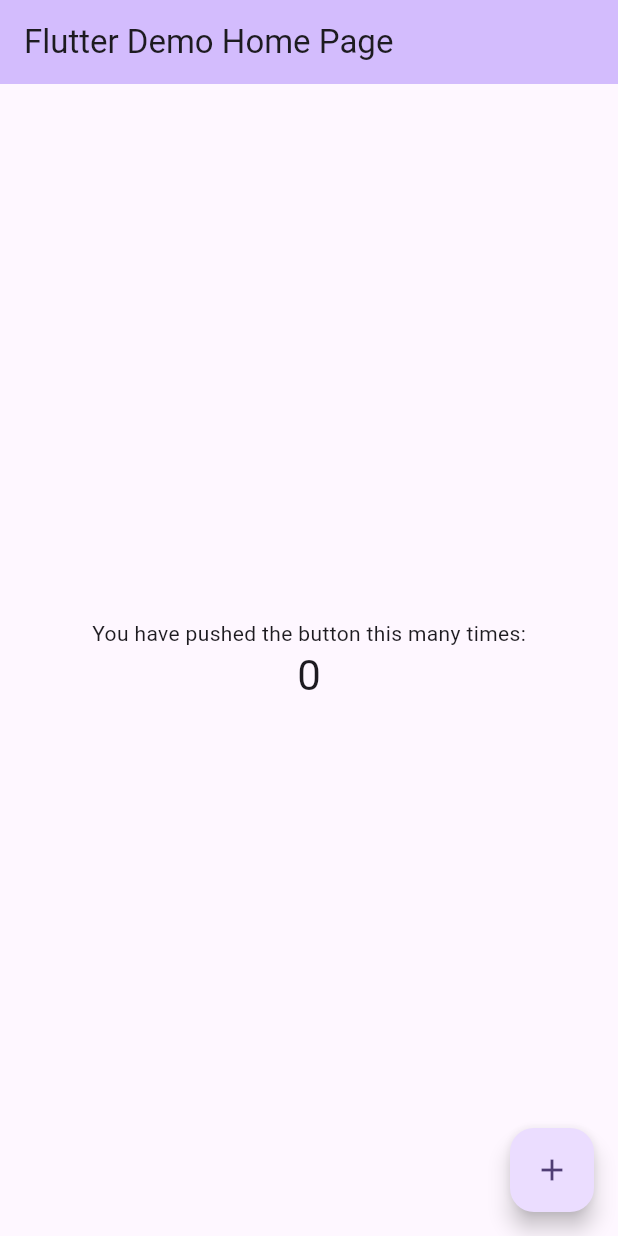
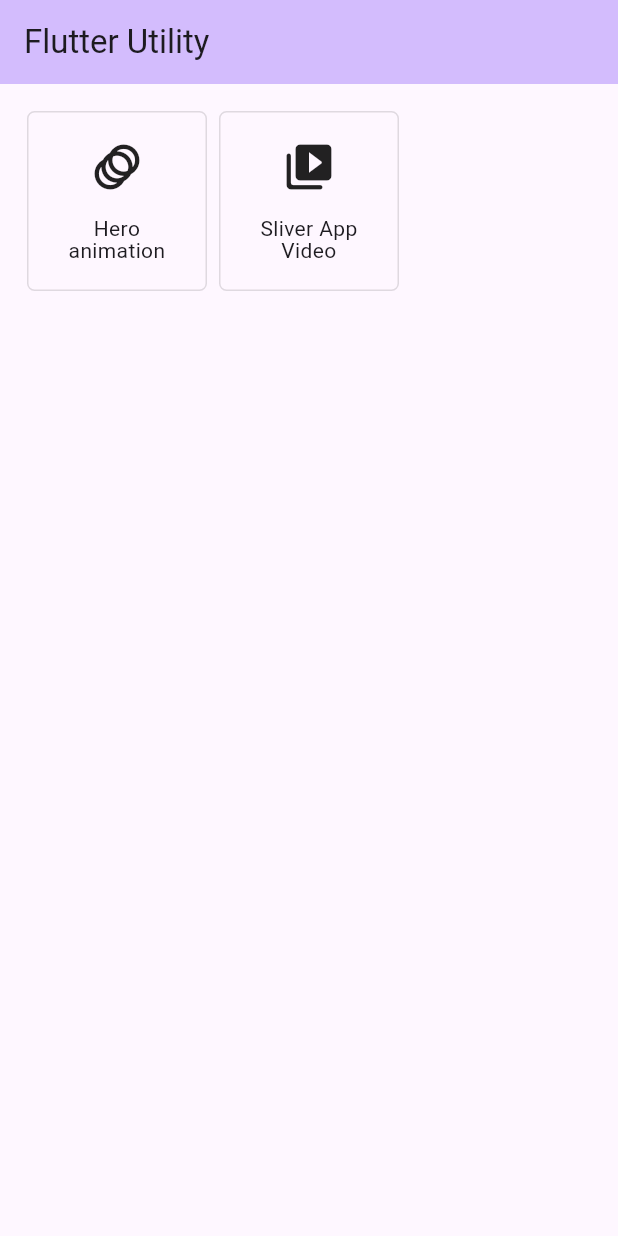
Before and after one commit to SileoWorkSpace/FlutterUtility, a Flutter app: the screen it shows after launch, on a phone screen of 412 x 824 dp. Run offline on Flutter 3.47's test engine with Material 3 defaults, Android fonts, the light colour scheme and no system bars; our stand-ins replace video_player.

Commit message:
hero_animation

```diff
--- a/lib/main.dart
+++ b/lib/main.dart
@@ -1,4 +1,6 @@
 import 'package:flutter/material.dart';
+import 'package:flutterutility/hero_animation/hero_page_one.dart';
+import 'package:flutterutility/sliver_app/sliver_app_bar_video.dart';
 
 void main() {
   runApp(const MyApp());
@@ -7,27 +9,12 @@
 class MyApp extends StatelessWidget {
   const MyApp({super.key});
 
-  // This widget is the root of your application.
   @override
   Widget build(BuildContext context) {
     return MaterialApp(
+      debugShowCheckedModeBanner: false,
       title: 'Flutter Demo',
       theme: ThemeData(
-        // This is the theme of your application.
-        //
-        // TRY THIS: Try running your application with "flutter run". You'll see
-        // the application has a purple toolbar. Then, without quitting the app,
-        // try changing the seedColor in the colorScheme below to Colors.green
-        // and then invoke "hot reload" (save your changes or press the "hot
-        // reload" button in a Flutter-supported IDE, or press "r" if you used
-        // the command line to start the app).
-        //
-        // Notice that the counter didn't reset back to zero; the application
-        // state is not lost during the reload. To reset the state, use hot
-        // restart instead.
-        //
-        // This works for code too, not just values: Most code changes can be
-        // tested with just a hot reload.
         colorScheme: ColorScheme.fromSeed(seedColor: Colors.deepPurple),
         useMaterial3: true,
       ),
@@ -39,15 +26,6 @@
 class MyHomePage extends StatefulWidget {
   const MyHomePage({super.key, required this.title});
 
-  // This widget is the home page of your application. It is stateful, meaning
-  // that it has a State object (defined below) that contains fields that affect
-  // how it looks.
-
-  // This class is the configuration for the state. It holds the values (in this
-  // case the title) provided by the parent (in this case the App widget) and
-  // used by the build method of the State. Fields in a Widget subclass are
-  // always marked "final".
-
   final String title;
 
   @override
@@ -55,71 +33,67 @@
 }
 
 class _MyHomePageState extends State<MyHomePage> {
-  int _counter = 0;
-
-  void _incrementCounter() {
-    setState(() {
-      // This call to setState tells the Flutter framework that something has
-      // changed in this State, which causes it to rerun the build method below
-      // so that the display can reflect the updated values. If we changed
-      // _counter without calling setState(), then the build method would not be
-      // called again, and so nothing would appear to happen.
-      _counter++;
-    });
+  @override
+  Widget build(BuildContext context) {
+    return Scaffold(
+        appBar: AppBar(
+          backgroundColor: Theme.of(context).colorScheme.inversePrimary,
+          title: const Text("Flutter Utility"),
+        ),
+        body: GridView(
+            gridDelegate: const SliverGridDelegateWithFixedCrossAxisCount(
+              crossAxisCount: 3, // number of items in each row
+              mainAxisSpacing: 8.0, // spacing between rows
+              crossAxisSpacing: 8.0, // spacing between columns
+            ),
+            padding: const EdgeInsets.all(18),
+            // itemCount: ,
+            children: [
+              gridItem("Hero animation", Icons.animation, () {
+                Navigator.push(
+                    context,
+                    MaterialPageRoute(
+                        builder: (context) => const HeroPageOne()));
+              }),
+              gridItem("Sliver App Video", Icons.video_collection_rounded, () {
+                Navigator.push(
+                    context,
+                    MaterialPageRoute(
+                        builder: (context) => const SliverVideo()));
+              }),
+            ]));
   }
 
-  @override
-  Widget build(BuildContext context) {
-    // This method is rerun every time setState is called, for instance as done
-    // by the _incrementCounter method above.
-    //
-    // The Flutter framework has been optimized to make rerunning build methods
-    // fast, so that you can just rebuild anything that needs updating rather
-    // than having to individually change instances of widgets.
-    return Scaffold(
-      appBar: AppBar(
-        // TRY THIS: Try changing the color here to a specific color (to
-        // Colors.amber, perhaps?) and trigger a hot reload to see the AppBar
-        // change color while the other colors stay the same.
-        backgroundColor: Theme.of(context).colorScheme.inversePrimary,
-        // Here we take the value from the MyHomePage object that was created by
-        // the App.build method, and use it to set our appbar title.
-        title: Text(widget.title),
-      ),
-      body: Center(
-        // Center is a layout widget. It takes a single child and positions it
-        // in the middle of the parent.
+  Widget gridItem(String name, IconData iconData, dynamic navigate) {
+    return InkWell(
+      borderRadius: BorderRadius.circular(5),
+      onTap: navigate,
+      child: Container(
+        padding: const EdgeInsets.all(10),
+        decoration: BoxDecoration(
+            border: Border.all(color: Colors.black12),
+            borderRadius: BorderRadius.circular(5)),
         child: Column(
-          // Column is also a layout widget. It takes a list of children and
-          // arranges them vertically. By default, it sizes itself to fit its
-          // children horizontally, and tries to be as tall as its parent.
-          //
-          // Column has various properties to control how it sizes itself and
-          // how it positions its children. Here we use mainAxisAlignment to
-          // center the children vertically; the main axis here is the vertical
-          // axis because Columns are vertical (the cross axis would be
-          // horizontal).
-          //
-          // TRY THIS: Invoke "debug painting" (choose the "Toggle Debug Paint"
-          // action in the IDE, or press "p" in the console), to see the
-          // wireframe for each widget.
-          mainAxisAlignment: MainAxisAlignment.center,
-          children: <Widget>[
-            const Text(
-              'You have pushed the button this many times:',
+          mainAxisAlignment: MainAxisAlignment.spaceAround,
+          children: [
+            Icon(
+              iconData,
+              size: 36,
             ),
-            Text(
-              '$_counter',
-              style: Theme.of(context).textTheme.headlineMedium,
-            ),
+            Row(
+              mainAxisAlignment: MainAxisAlignment.center,
+              children: [
+                Expanded(
+                    child: Text(
+                  name,
+                  textAlign: TextAlign.center,
+                  style: const TextStyle(height: 1.1),
+                ))
+              ],
+            )
           ],
         ),
       ),
-      floatingActionButton: FloatingActionButton(
-        onPressed: _incrementCounter,
-        tooltip: 'Increment',
-        child: const Icon(Icons.add),
-      ), // This trailing comma makes auto-formatting nicer for build methods.
     );
   }
 }
```
Also changed, not shown: lib/hero_animation/hero_page_one.dart (added, +294 -0 lines), lib/hero_animation/hero_page_two.dart (added, +124 -0 lines), lib/sliver_app/sliver_app_bar_video.dart (added, +56 -0 lines), pubspec.yaml (+5 -3 lines), assets/images/271747_5040x3360.jpg (added), assets/images/andrea-davis-k8WL83m48XY-unsplash.jpg (added), assets/images/karsten-winegeart-sStahKEhT9w-unsplash-2.jpg (added), pubspec.lock, 8 other files.
